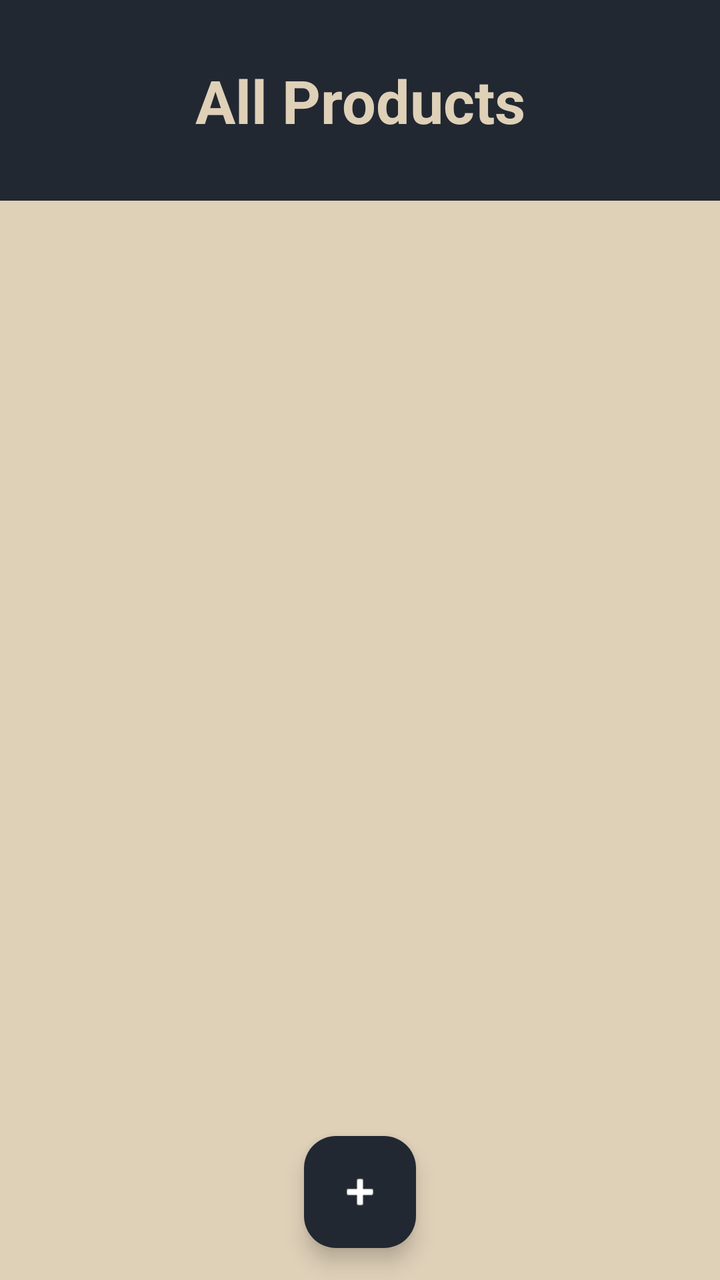
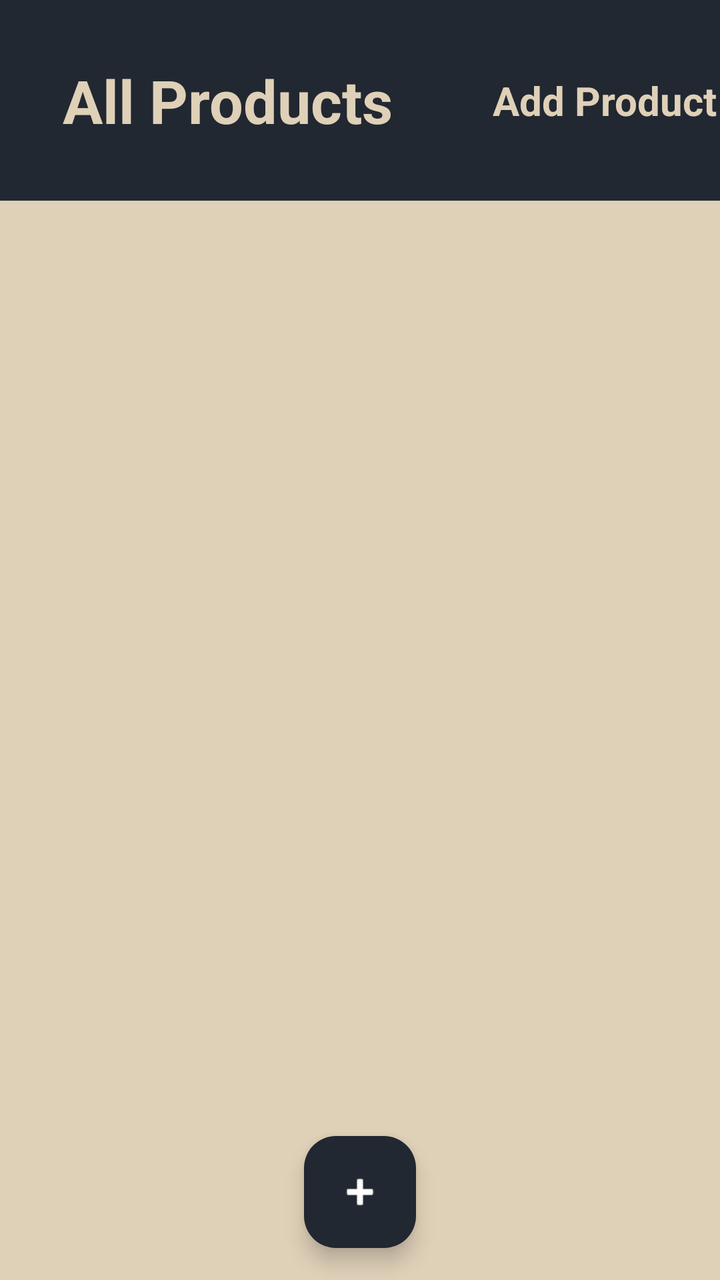

Screens rendered from an Android XML layout before and after an edit, with the pre-edit source and the edit as a unified diff.
<!-- AndroidManifest.xml: application theme Theme.ProuductListing -->
<!-- res/layout/activity_product_list_screen.xml -->
<?xml version="1.0" encoding="utf-8"?>
<LinearLayout xmlns:android="http://schemas.android.com/apk/res/android"
    xmlns:app="http://schemas.android.com/apk/res-auto"
    xmlns:tools="http://schemas.android.com/tools"
    android:id="@+id/main"
    android:layout_width="match_parent"
    android:layout_height="match_parent"
    android:background="@color/secondary"
    android:gravity="center_horizontal"
    android:orientation="vertical"
    tools:context=".ProductListScreen">


    <TextView
        android:layout_width="match_parent"
        android:layout_height="wrap_content"
        android:background="@color/primary"
        android:padding="30dp"
        android:text="All Products"
        android:textAlignment="center"
        android:textColor="@color/secondary"
        android:textSize="30sp"
        android:textStyle="bold" />

    <androidx.recyclerview.widget.RecyclerView
        android:id="@+id/recyclerView"
        android:layout_width="match_parent"
        android:layout_height="0dp"
        android:layout_weight="1"
        android:padding="10dp"
        tools:listitem="@layout/product_list" />

    <com.google.android.material.floatingactionbutton.FloatingActionButton
        android:id="@+id/btnAdd"
        android:layout_width="wrap_content"
        android:layout_height="wrap_content"
        android:layout_gravity="center"
        android:layout_margin="16dp"
        android:backgroundTint="@color/primary"
        android:src="@android:drawable/ic_input_add"
        app:tint="@android:color/white" />


</LinearLayout>
<!-- res/layout/product_list.xml (included above) -->
<?xml version="1.0" encoding="utf-8"?>
<LinearLayout xmlns:android="http://schemas.android.com/apk/res/android"
    android:layout_width="match_parent"
    android:layout_height="wrap_content"
    android:orientation="horizontal"
    android:padding="15dp"
    android:background="@drawable/rounded_corner"
    android:weightSum="1"
    android:layout_margin="3dp"
    >
    <ImageView
        android:id="@+id/product_imageIV"
        android:layout_weight=".1"
        android:layout_width="80dp"
        android:layout_height="80dp"
        android:src="@drawable/rounded_corder_inside_card"
        android:gravity="center"
        android:background="@drawable/rounded_corder_inside_card"
        />

    <LinearLayout
        android:layout_weight=".7"
        android:layout_width="wrap_content"
        android:layout_height="match_parent"
        android:orientation="vertical"
        android:layout_marginStart="3dp"
        android:paddingStart="10dp"
        >
        <TextView
            android:id="@+id/product_nameTV"
            android:layout_weight=".1"
            android:layout_width="match_parent"
            android:layout_height="wrap_content"
            android:text="Product1"
            android:textStyle="bold"
            android:textSize="18sp"
            android:textColor="@color/secondary"
            />

        <TextView
            android:id="@+id/product_category"
            android:layout_weight=".1"
            android:layout_width="match_parent"
            android:layout_height="wrap_content"
            android:text="Leather"
            android:textStyle="normal"
            android:textSize="14sp"
            android:textColor="@color/secondary"
            />

        <TextView
            android:id="@+id/product_priceTV"
            android:layout_weight=".1"
            android:layout_width="match_parent"
            android:layout_height="wrap_content"
            android:text="1200 tk"
            android:textStyle="italic|bold"
            android:textSize="15sp"
            android:textColor="@color/secondary"
            />
        <TextView
            android:id="@+id/product_postDateTV"
            android:layout_weight=".1"
            android:layout_width="match_parent"
            android:layout_height="wrap_content"
            android:text="21/02/2026"
            android:textStyle="normal"
            android:textSize="12sp"
            android:textColor="@color/secondary"
            />




    </LinearLayout>


    <LinearLayout
        android:layout_weight=".2"
        android:layout_width="wrap_content"
        android:layout_height="match_parent"
        android:orientation="vertical"
        android:layout_marginStart="3dp"
        android:weightSum="1"
        android:gravity="center"
        >
        <ImageButton
            android:id="@+id/editBTN"
            android:layout_weight=".5"
            android:layout_width="wrap_content"
            android:layout_height="wrap_content"
            android:src="@android:drawable/ic_menu_edit"
            android:tint="@color/cardview_dark_background"
            android:backgroundTint="@color/secondary"
            android:layout_margin="3dp"
            android.background="@drawable/rounded_corder_inside_card"
            />

        <ImageButton
            android:id="@+id/deleteBTN"
            android:layout_weight=".5"
            android:layout_margin="3dp"
            android:layout_width="wrap_content"
            android:layout_height="wrap_content"
            android:src="@android:drawable/ic_menu_delete"
            android:tint="@color/cardview_dark_background"
            android:backgroundTint="@color/secondary"
            android:background="@drawable/rounded_corder_inside_card"
            />





    </LinearLayout>









</LinearLayout>
<!-- resources referenced by this layout -->
<resources>
  <color name="primary">#222831</color>
  <color name="secondary">#DFD0B8</color>
  <!-- drawable rounded_corder_inside_card (drawable) -->
  <?xml version="1.0" encoding="utf-8"?>
  <shape xmlns:android="http://schemas.android.com/apk/res/android"
      android:shape="rectangle">
  
      
      <solid android:color="@color/secondary"/>
  
      
      <corners android:radius="16dp"/>
  
      
      <stroke
          android:width="2dp"
          android:color="@color/primary" />
  
      
      <padding
          android:left="8dp"
          android:top="8dp"
          android:right="8dp"
          android:bottom="8dp" />
  
  </shape>
  <!-- drawable rounded_corner (drawable) -->
  <?xml version="1.0" encoding="utf-8"?>
  <shape xmlns:android="http://schemas.android.com/apk/res/android"
      android:shape="rectangle">
  
      
      <solid android:color="@color/primary"/>
  
      
      <corners android:radius="16dp"/>
  
      
      <stroke
          android:width="2dp"
          android:color="@color/secondary" />
  
      
      <padding
          android:left="8dp"
          android:top="8dp"
          android:right="8dp"
          android:bottom="8dp" />
  
  </shape>
  <style name="Theme.ProuductListing" parent="Base.Theme.ProuductListing" />
  <style name="Base.Theme.ProuductListing" parent="Theme.Material3.DayNight.NoActionBar">
          
          
      </style>
</resources>

<!-- the commit's change to res/layout/activity_product_list_screen.xml (unified diff, before → after) -->
@@ -11,16 +11,39 @@
     tools:context=".ProductListScreen">
 
 
-    <TextView
+    <LinearLayout
         android:layout_width="match_parent"
         android:layout_height="wrap_content"
+        android:orientation="horizontal"
         android:background="@color/primary"
-        android:padding="30dp"
-        android:text="All Products"
-        android:textAlignment="center"
-        android:textColor="@color/secondary"
-        android:textSize="30sp"
-        android:textStyle="bold" />
+        android:gravity="center">
+
+        <TextView
+            android:layout_width="wrap_content"
+            android:layout_height="wrap_content"
+            android:background="@color/primary"
+            android:padding="30dp"
+            android:text="All Products"
+            android:textAlignment="center"
+            android:textColor="@color/secondary"
+            android:textSize="30sp"
+            android:textStyle="bold"
+            android:layout_marginEnd="20dp"
+            />
+
+        <TextView
+            android:id="@+id/total_product"
+            android:layout_width="wrap_content"
+            android:layout_height="wrap_content"
+            android:background="@color/primary"
+            android:text="Add Product"
+            android:textAlignment="center"
+            android:textColor="@color/secondary"
+            android:textSize="20sp"
+            android:textStyle="bold" />
+
+    </LinearLayout>
+
 
     <androidx.recyclerview.widget.RecyclerView
         android:id="@+id/recyclerView"
@@ -135,10 +158,10 @@
             android:layout_width="wrap_content"
             android:layout_height="wrap_content"
             android:src="@android:drawable/ic_menu_edit"
-            android:tint="@color/cardview_dark_background"
+
             android:backgroundTint="@color/secondary"
             android:layout_margin="3dp"
-            android.background="@drawable/rounded_corder_inside_card"
+            android:background="@drawable/rounded_corder_inside_card"
             />
 
         <ImageButton
@@ -148,7 +171,7 @@
             android:layout_width="wrap_content"
             android:layout_height="wrap_content"
             android:src="@android:drawable/ic_menu_delete"
-            android:tint="@color/cardview_dark_background"
+
             android:backgroundTint="@color/secondary"
             android:background="@drawable/rounded_corder_inside_card"
             />
